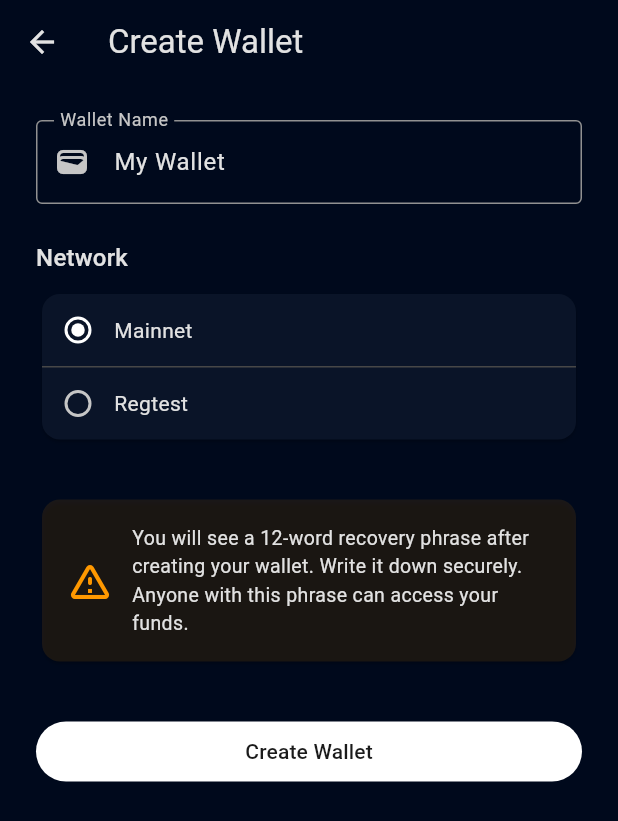
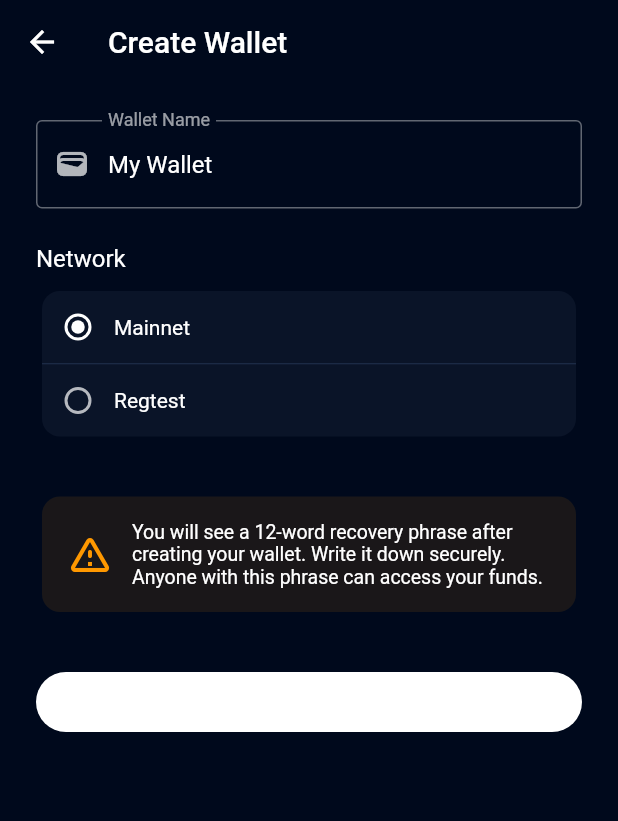
Before and after one commit to breez/glow, a Flutter app: the screen it shows after launch, after a tap on "Create Wallet", on a phone screen of 412 x 824 dp. Shown: the top 821 px of the screen. Run offline on Flutter 3.47's test engine with Material 3 defaults, Android fonts, the phone set to English and light mode, and no system bars; our stand-ins replace device_info_plus, flutter_riverpod, flutter_secure_storage, logger, pretty_qr_code, share_plus and 1 more; missing offline and left inert: bip39, breez_sdk_spark_flutter; Roboto replaces fonts that are missing (IBMPlexSans).

Commit message:
feat: implement theme system with Riverpod providers and persistence
* Migrated a simplified version of Misty Breez theme, there's bound to be a lot of visual inconsistencies that'll be addressed as the app grows.
* This will be further simplified
* Dark mode is set as the default

```diff
--- a/lib/main.dart
+++ b/lib/main.dart
@@ -2,12 +2,13 @@ import 'package:breez_sdk_spark_flutter/breez_sdk_spark.dart';
 import 'package:flutter/material.dart';
 import 'package:flutter/services.dart';
 import 'package:flutter_riverpod/flutter_riverpod.dart';
+import 'package:glow/providers/theme_provider.dart';
 import 'package:glow/providers/wallet_provider.dart';
 import 'package:glow/screens/home_screen.dart';
 import 'package:glow/screens/wallet/setup_screen.dart';
 import 'package:glow/services/config_service.dart';
+import 'package:glow/theme/theme.dart';
 import 'package:shared_preferences/shared_preferences.dart';
-
 import 'logging/app_logger.dart';
 
 void main() async {
@@ -28,47 +29,25 @@ class MainApp extends ConsumerWidget {
 
   @override
   Widget build(BuildContext context, WidgetRef ref) {
-    return MaterialApp(
-      title: 'Glow',
-      // Use named routes for proper navigation
-      initialRoute: '/',
-      routes: {'/': (context) => const _AppRouter()},
-      theme: ThemeData(
-        colorScheme: ColorScheme.fromSeed(
-          seedColor: Color(0xFF0085fb),
-          surface: const Color(0xFFf9f9f9),
-          surfaceContainerLow: const Color(0xFFf9f9f9),
-          brightness: Brightness.light,
-          dynamicSchemeVariant: DynamicSchemeVariant.monochrome,
-        ),
-        useMaterial3: true,
-        appBarTheme: const AppBarTheme(
-          centerTitle: false,
-          elevation: 0,
-          scrolledUnderElevation: 0,
-          systemOverlayStyle: SystemUiOverlayStyle.dark,
-        ),
-        bottomAppBarTheme: const BottomAppBarThemeData(height: 60, elevation: 0, color: Color(0xFF0085fb)),
+    final themeMode = ref.watch(themeModeProvider);
+
+    return AnnotatedRegion<SystemUiOverlayStyle>(
+      value: SystemUiOverlayStyle(
+        statusBarColor: Colors.transparent,
+        statusBarIconBrightness: Brightness.light,
+        systemNavigationBarColor: themeMode == ThemeMode.dark
+            ? BreezColors.darkBackground
+            : BreezColors.primary,
+        systemStatusBarContrastEnforced: false,
       ),
-      darkTheme: ThemeData(
-        colorScheme: ColorScheme.fromSeed(
-          seedColor: const Color(0xFF00091c),
-          surface: Color.fromRGBO(10, 20, 40, 1),
-          surfaceContainerLow: Color.fromRGBO(10, 20, 40, 1.33),
-          brightness: Brightness.dark,
-          dynamicSchemeVariant: DynamicSchemeVariant.monochrome,
-        ),
-        useMaterial3: true,
-        appBarTheme: const AppBarTheme(
-          backgroundColor: Color(0xFF00091c),
-          centerTitle: false,
-          elevation: 0,
-          scrolledUnderElevation: 0,
-        ),
-        scaffoldBackgroundColor: const Color(0xFF00091c),
-        bottomAppBarTheme: const BottomAppBarThemeData(height: 60, elevation: 0, color: Color(0xFF0085fb)),
+      child: MaterialApp(
+        title: 'Glow',
+        initialRoute: '/',
+        routes: {'/': (context) => const _AppRouter()},
+        theme: buildLightTheme(),
+        darkTheme: buildDarkTheme(),
+        themeMode: themeMode,
       ),
-      themeMode: ThemeMode.dark,
     );
   }
 }
--- /dev/null
+++ b/lib/providers/theme_provider.dart
@@ -0,0 +1,25 @@
+import 'package:flutter/material.dart';
+import 'package:flutter_riverpod/flutter_riverpod.dart';
+import 'package:glow/services/config_service.dart';
+
+class ThemeModeNotifier extends Notifier<ThemeMode> {
+  @override
+  ThemeMode build() {
+    final configService = ref.watch(configServiceProvider);
+    return configService.getThemeMode();
+  }
+
+  Future<void> setThemeMode(ThemeMode mode) async {
+    final configService = ref.read(configServiceProvider);
+    await configService.setThemeMode(mode);
+    state = mode;
+  }
+
+  Future<void> reset() async {
+    final configService = ref.read(configServiceProvider);
+    await configService.resetThemeMode();
+    state = configService.getThemeMode();
+  }
+}
+
+final themeModeProvider = NotifierProvider<ThemeModeNotifier, ThemeMode>(ThemeModeNotifier.new);
--- a/lib/services/config_service.dart
+++ b/lib/services/config_service.dart
@@ -1,4 +1,5 @@
 import 'package:breez_sdk_spark_flutter/breez_sdk_spark.dart';
+import 'package:flutter/material.dart';
 import 'package:flutter_riverpod/flutter_riverpod.dart';
 import 'package:glow/config/breez_config.dart';
 import 'package:glow/logging/app_logger.dart';
@@ -10,6 +11,7 @@ final log = AppLogger.getLogger('ConfigService');
 class ConfigService {
   static const String _maxDepositClaimFeeTypeKey = 'max_deposit_claim_fee_type';
   static const String _maxDepositClaimFeeValueKey = 'max_deposit_claim_fee_value';
+  static const String _themeModeKey = 'theme_mode';
 
   final SharedPreferences _prefs;
 
@@ -65,6 +67,31 @@ class ConfigService {
     await _prefs.remove(_maxDepositClaimFeeValueKey);
     log.i('Reset max deposit claim fee to default');
   }
+
+  /// Get the current theme mode
+  /// Returns the persisted value or system default if not set
+  ThemeMode getThemeMode() {
+    final saved = _prefs.getString(_themeModeKey);
+    if (saved != null) {
+      final mode = ThemeMode.values.firstWhere((e) => e.name == saved, orElse: () => ThemeMode.dark);
+      log.d('Loaded theme mode: $mode');
+      return mode;
+    }
+    log.d('No persisted theme mode, using dark as default');
+    return ThemeMode.dark;
+  }
+
+  /// Set the theme mode and persist it
+  Future<void> setThemeMode(ThemeMode mode) async {
+    await _prefs.setString(_themeModeKey, mode.name);
+    log.i('Saved theme mode: $mode');
+  }
+
+  /// Reset to system default theme
+  Future<void> resetThemeMode() async {
+    await _prefs.remove(_themeModeKey);
+    log.i('Reset theme mode to system default');
+  }
 }
 
 /// Provider for ConfigService
--- /dev/null
+++ b/lib/theme/colors.dart
@@ -0,0 +1,27 @@
+import 'package:flutter/material.dart';
+
+class BreezColors {
+  // Core brand colors - using exact hex values
+  static const primary = Color(0xFF055deb);
+  static const primaryDark = Color(0xFF00091c);
+  static const primaryLight = Color(0xFF0085fb);
+
+  // Light theme colors
+  static const lightBackground = Color(0xFF055deb);
+  static const lightSurface = Color(0xFFf9f9f9);
+  static const lightCard = Colors.white;
+
+  // Dark theme colors
+  static const darkBackground = Color(0xFF00091c);
+  static const darkSurface = Color(0xFF0A1428);
+  static const darkCard = Color(0x520A1428);
+
+  // Accent colors
+  static const warning = Color(0xffffe685);
+  static const warningDark = Color(0xFFeddc97);
+
+  // Greys
+  static const grey500 = Color(0xFF9E9E9E);
+  static const grey600 = Color(0xFF757575);
+  static const grey900 = Color(0xFF212121);
+}
--- /dev/null
+++ b/lib/theme/dark_theme.dart
@@ -0,0 +1,117 @@
+import 'package:flutter/material.dart';
+import 'package:flutter/services.dart';
+import 'package:glow/theme/colors.dart';
+
+ThemeData buildDarkTheme() {
+  return ThemeData(
+    useMaterial3: false,
+    fontFamily: 'IBMPlexSans',
+    brightness: Brightness.dark,
+
+    scaffoldBackgroundColor: BreezColors.darkBackground,
+    canvasColor: BreezColors.darkBackground,
+
+    primaryColor: BreezColors.primary,
+    primaryColorDark: BreezColors.darkBackground,
+    primaryColorLight: BreezColors.primaryLight,
+
+    colorScheme: const ColorScheme.dark(
+      primary: Colors.white,
+      onPrimary: Colors.white,
+      secondary: Colors.white,
+      onSecondary: Colors.white,
+      surface: BreezColors.darkBackground,
+      onSurface: Colors.white,
+      error: BreezColors.warningDark,
+      onError: Colors.black,
+    ),
+
+    appBarTheme: const AppBarTheme(
+      centerTitle: false,
+      elevation: 0,
+      scrolledUnderElevation: 0,
+      backgroundColor: BreezColors.darkBackground,
+      foregroundColor: Colors.white,
+      iconTheme: IconThemeData(color: Colors.white),
+      systemOverlayStyle: SystemUiOverlayStyle(
+        statusBarColor: Colors.transparent,
+        statusBarIconBrightness: Brightness.light,
+        systemNavigationBarColor: BreezColors.darkBackground,
+        systemStatusBarContrastEnforced: false,
+      ),
+    ),
+
+    bottomAppBarTheme: const BottomAppBarThemeData(height: 60, elevation: 0, color: BreezColors.primary),
+
+    floatingActionButtonTheme: const FloatingActionButtonThemeData(
+      backgroundColor: BreezColors.primary,
+      foregroundColor: Colors.white,
+      sizeConstraints: BoxConstraints(minHeight: 64, minWidth: 64),
+    ),
+
+    dialogTheme: const DialogThemeData(
+      backgroundColor: BreezColors.darkSurface,
+      titleTextStyle: TextStyle(
+        color: Colors.white,
+        fontSize: 20.5,
+        letterSpacing: 0.25,
+        fontWeight: FontWeight.w500,
+      ),
+      contentTextStyle: TextStyle(color: Colors.white70, fontSize: 16.0, height: 1.5),
+      shape: RoundedRectangleBorder(borderRadius: BorderRadius.all(Radius.circular(12))),
+    ),
+
+    cardTheme: const CardThemeData(
+      color: BreezColors.darkSurface,
+      elevation: 0,
+      shape: RoundedRectangleBorder(borderRadius: BorderRadius.all(Radius.circular(12))),
+    ),
+
+    cardColor: const Color(0xFF121212),
+
+    highlightColor: BreezColors.primary,
+    dividerColor: const Color(0x337aa5eb),
+
+    textSelectionTheme: TextSelectionThemeData(
+      selectionColor: Colors.white.withValues(alpha: .5),
+      selectionHandleColor: BreezColors.primary,
+    ),
+
+    chipTheme: const ChipThemeData(backgroundColor: BreezColors.primary),
+
+    primaryIconTheme: const IconThemeData(color: Colors.white),
+
+    datePickerTheme: _buildDarkDatePickerTheme(),
+
+    drawerTheme: _buildDarkDrawerTheme(),
+  );
+}
+
+DrawerThemeData _buildDarkDrawerTheme() {
+  return const DrawerThemeData(backgroundColor: BreezColors.darkSurface, scrimColor: Colors.black54);
+}
+
+DatePickerThemeData _buildDarkDatePickerTheme() {
+  return DatePickerThemeData(
+    backgroundColor: BreezColors.darkSurface,
+    headerBackgroundColor: BreezColors.primary,
+    headerForegroundColor: Colors.white,
+    shape: const RoundedRectangleBorder(borderRadius: BorderRadius.all(Radius.circular(12))),
+    dayBackgroundColor: WidgetStateProperty.resolveWith((states) {
+      if (states.contains(WidgetState.selected)) {
+        return BreezColors.primary;
+      }
+      return Colors.transparent;
+    }),
+    dayForegroundColor: WidgetStateProperty.resolveWith((states) {
+      if (states.contains(WidgetState.selected)) return Colors.white;
+      if (states.contains(WidgetState.disabled)) return Colors.white38;
+      return Colors.white;
+    }),
+    todayBorder: const BorderSide(color: BreezColors.primary),
+    todayForegroundColor: WidgetStateProperty.resolveWith((states) {
+      if (states.contains(WidgetState.selected)) return Colors.white;
+      return BreezColors.primary;
+    }),
+  );
+}
--- /dev/null
+++ b/lib/theme/light_theme.dart
@@ -0,0 +1,111 @@
+import 'package:flutter/material.dart';
+import 'package:flutter/services.dart';
+import 'package:glow/theme/colors.dart';
+
+ThemeData buildLightTheme() {
+  return ThemeData(
+    useMaterial3: false,
+    fontFamily: 'IBMPlexSans',
+    brightness: Brightness.light,
+
+    scaffoldBackgroundColor: BreezColors.lightBackground,
+    canvasColor: BreezColors.lightBackground,
+
+    primaryColor: BreezColors.primary,
+    primaryColorDark: BreezColors.grey900,
+    primaryColorLight: BreezColors.primaryLight,
+
+    colorScheme: ColorScheme.light(
+      primary: BreezColors.primary,
+      onPrimary: Colors.white,
+      secondary: Colors.white,
+      onSecondary: BreezColors.primary,
+      surface: Colors.white,
+      onSurface: BreezColors.grey900,
+      error: BreezColors.warning,
+      onError: BreezColors.grey900,
+    ),
+
+    appBarTheme: const AppBarTheme(
+      centerTitle: false,
+      elevation: 0,
+      scrolledUnderElevation: 0,
+      backgroundColor: BreezColors.primaryLight,
+      foregroundColor: Colors.white,
+      iconTheme: IconThemeData(color: Colors.white),
+      systemOverlayStyle: SystemUiOverlayStyle(
+        statusBarColor: Colors.transparent,
+        statusBarIconBrightness: Brightness.light,
+        systemNavigationBarColor: BreezColors.primaryLight,
+        systemStatusBarContrastEnforced: false,
+      ),
+    ),
+
+    bottomAppBarTheme: const BottomAppBarThemeData(height: 60, elevation: 0, color: BreezColors.primaryLight),
+
+    floatingActionButtonTheme: const FloatingActionButtonThemeData(
+      backgroundColor: BreezColors.primary,
+      foregroundColor: Colors.white,
+      sizeConstraints: BoxConstraints(minHeight: 64, minWidth: 64),
+    ),
+
+    dialogTheme: const DialogThemeData(
+      backgroundColor: Colors.white,
+      titleTextStyle: TextStyle(
+        color: BreezColors.grey600,
+        fontSize: 20.5,
+        letterSpacing: 0.25,
+        fontWeight: FontWeight.w500,
+      ),
+      contentTextStyle: TextStyle(color: BreezColors.grey500, fontSize: 16.0, height: 1.5),
+      shape: RoundedRectangleBorder(borderRadius: BorderRadius.all(Radius.circular(12))),
+    ),
+
+    cardTheme: const CardThemeData(
+      color: BreezColors.primaryLight,
+      elevation: 0,
+      shape: RoundedRectangleBorder(borderRadius: BorderRadius.all(Radius.circular(12))),
+    ),
+
+    cardColor: BreezColors.primaryLight,
+
+    highlightColor: const Color(0xFF4DA6F5),
+    dividerColor: const Color(0x33ffffff),
+
+    textSelectionTheme: TextSelectionThemeData(
+      selectionColor: BreezColors.primaryLight.withValues(alpha: .25),
+      selectionHandleColor: BreezColors.primaryLight,
+    ),
+
+    chipTheme: const ChipThemeData(backgroundColor: BreezColors.primaryLight),
+
+    primaryIconTheme: const IconThemeData(color: BreezColors.grey500),
+
+    datePickerTheme: _buildLightDatePickerTheme(),
+  );
+}
+
+DatePickerThemeData _buildLightDatePickerTheme() {
+  return DatePickerThemeData(
+    backgroundColor: Colors.white,
+    headerBackgroundColor: BreezColors.lightBackground,
+    headerForegroundColor: Colors.white,
+    shape: const RoundedRectangleBorder(borderRadius: BorderRadius.all(Radius.circular(12))),
+    dayBackgroundColor: WidgetStateProperty.resolveWith((states) {
+      if (states.contains(WidgetState.selected)) {
+        return BreezColors.lightBackground;
+      }
+      return Colors.transparent;
+    }),
+    dayForegroundColor: WidgetStateProperty.resolveWith((states) {
+      if (states.contains(WidgetState.selected)) return Colors.white;
+      if (states.contains(WidgetState.disabled)) return Colors.black38;
+      return Colors.black;
+    }),
+    todayBorder: const BorderSide(color: BreezColors.lightBackground),
+    todayForegroundColor: WidgetStateProperty.resolveWith((states) {
+      if (states.contains(WidgetState.selected)) return Colors.white;
+      return BreezColors.lightBackground;
+    }),
+  );
+}
--- /dev/null
+++ b/lib/theme/theme.dart
@@ -0,0 +1,3 @@
+export 'colors.dart';
+export 'light_theme.dart';
+export 'dark_theme.dart';
```
